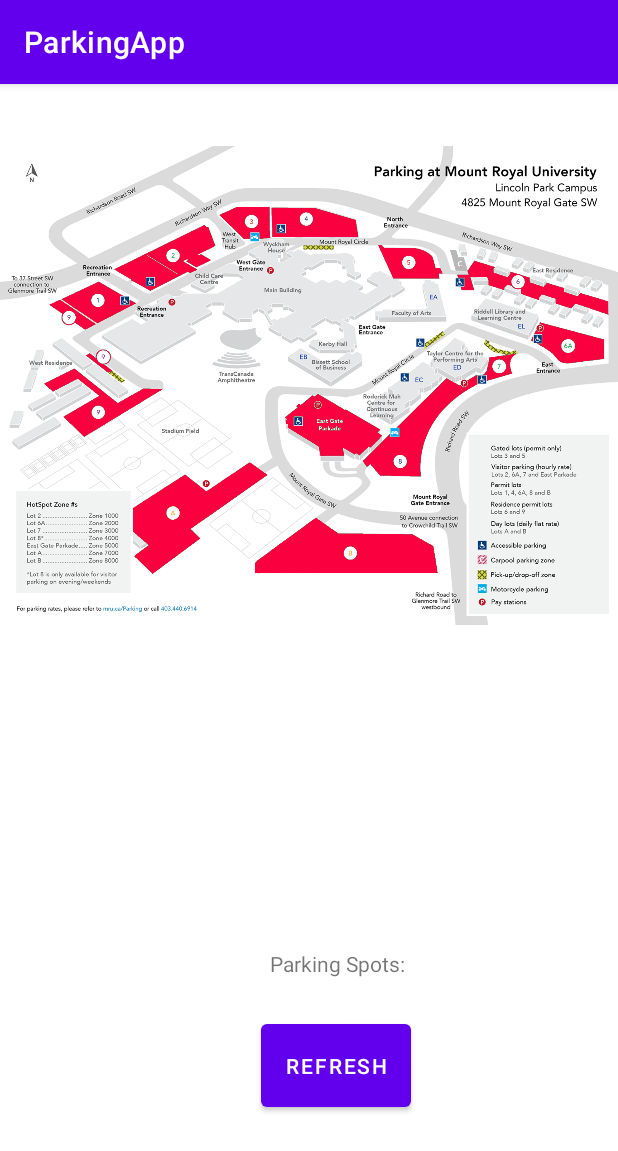
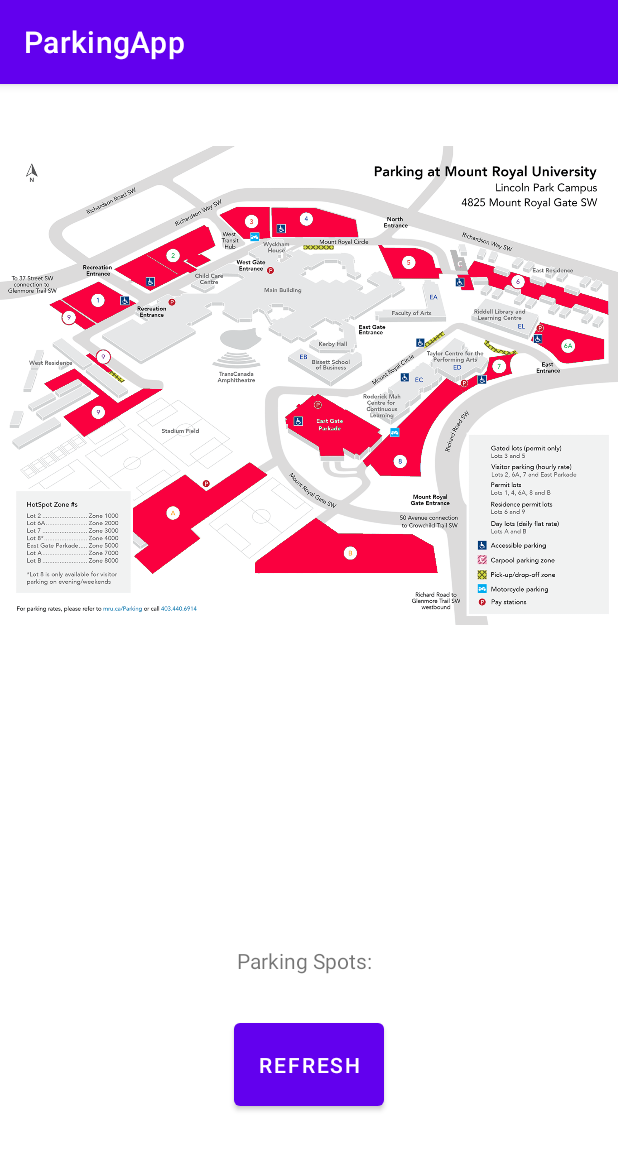
Before and after one commit to MrKai77/Calgary-Hacks-2023-Dream-Team, an Android app: the screen it shows after launch (MainActivity), on a phone screen of 412 x 824 dp. Shown: the top 1151 px of the screen. Run offline under Robolectric (Android 15) with nearby library versions, the phone set to English and light mode, and no system bars.

Commit message:
✨ Update code

```diff
--- a/ParkingApp/app/src/main/res/layout/activity_main.xml
+++ b/ParkingApp/app/src/main/res/layout/activity_main.xml
@@ -8,11 +8,13 @@
 
     <LinearLayout
         android:id="@+id/linearLayout2"
-        android:layout_width="456dp"
-        android:layout_height="44dp"
+        android:layout_width="308dp"
+        android:layout_height="45dp"
         android:orientation="horizontal"
         app:barrierAllowsGoneWidgets="false"
-        app:layout_constraintBottom_toTopOf="@+id/linearLayout">
+        app:layout_constraintBottom_toTopOf="@+id/linearLayout"
+        app:layout_constraintEnd_toEndOf="parent"
+        app:layout_constraintStart_toStartOf="parent">
 
         <Space
             android:layout_width="wrap_content"
@@ -33,12 +35,13 @@
 
     <LinearLayout
         android:id="@+id/linearLayout"
-        android:layout_width="448dp"
-        android:layout_height="79dp"
+        android:layout_width="349dp"
+        android:layout_height="80dp"
         android:layout_marginBottom="68dp"
         android:orientation="horizontal"
         app:layout_constraintBottom_toBottomOf="parent"
-        tools:layout_editor_absoluteX="0dp">
+        app:layout_constraintEnd_toEndOf="parent"
+        app:layout_constraintStart_toStartOf="parent">
 
         <Space
             android:layout_width="wrap_content"
@@ -64,7 +67,7 @@
         android:layout_height="402dp"
         app:layout_constraintEnd_toEndOf="parent"
         app:layout_constraintStart_toStartOf="parent"
-        tools:layout_editor_absoluteY="79dp">
+        app:layout_constraintTop_toTopOf="parent">
 
         <ImageView
             android:id="@+id/MRU"
```
Also changed, not shown: ParkingApp/app/src/main/java/com/example/parkingapp/MainActivity.java (+78 -63 lines).
